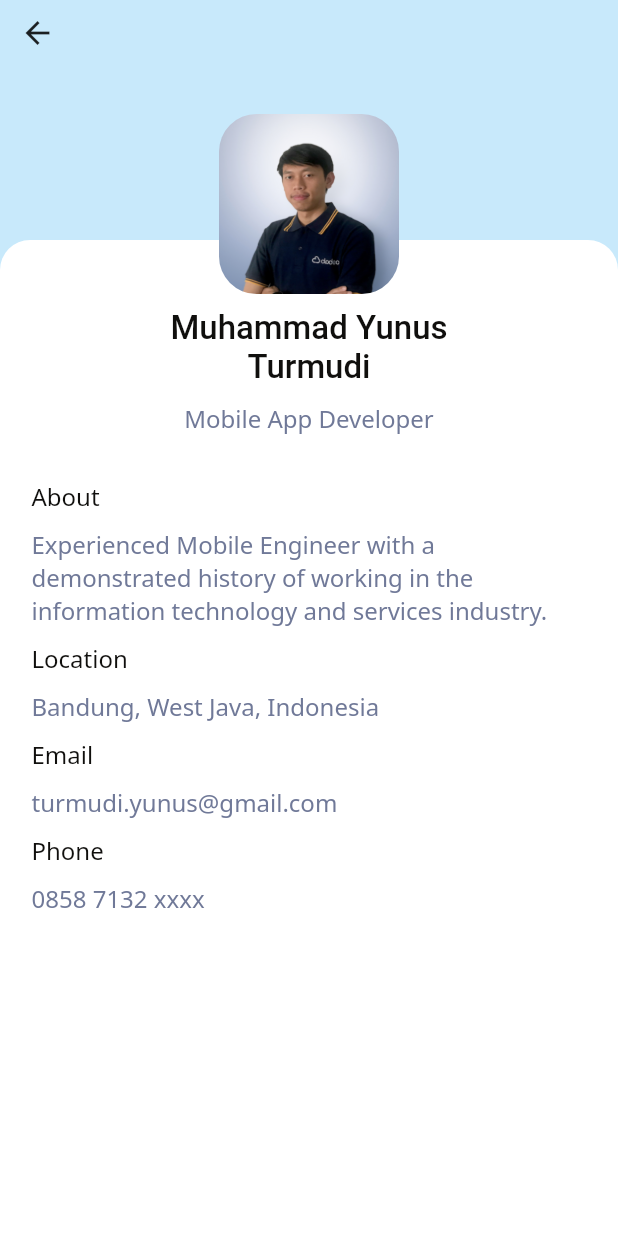
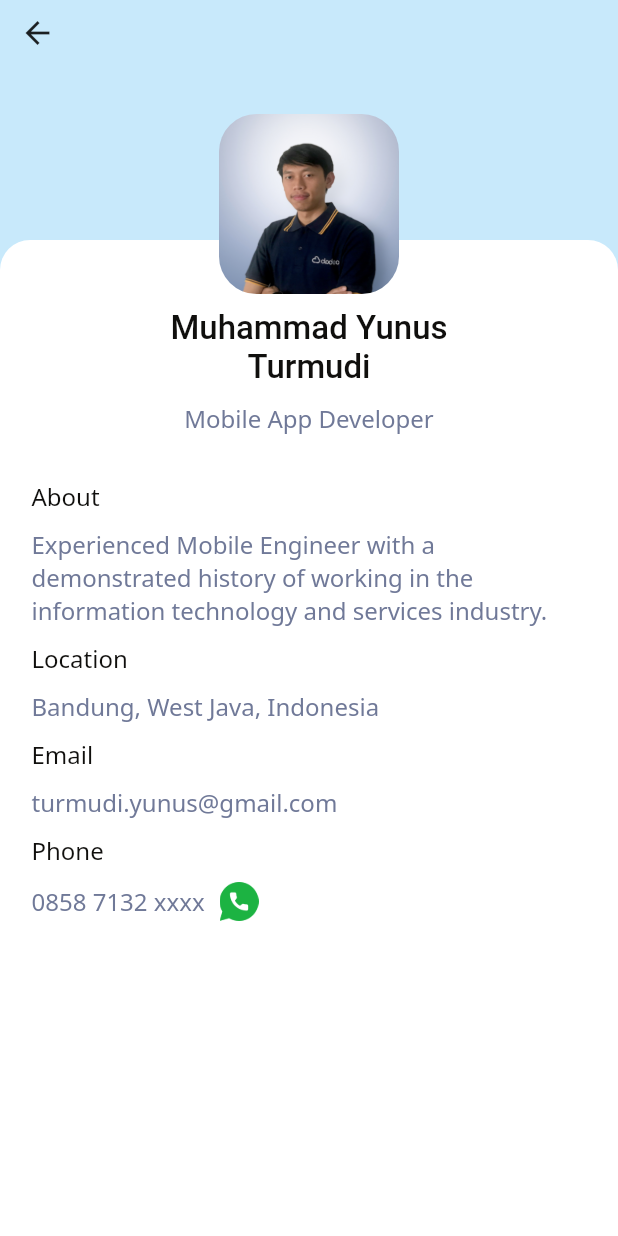
Before and after one commit to myunusss/mobile_portofolio_yunus, a Flutter app: the AboutPage screen opened directly, on a phone screen of 412 x 824 dp. Run offline on Flutter 3.47's test engine with Material 2 defaults, Android fonts, the phone set to English and light mode, and no system bars; Roboto replaces fonts that are missing (NotoSansJp).

Commit message:
Add url launcher for open whatsapp

```diff
--- a/lib/ui/pages/about_page.dart
+++ b/lib/ui/pages/about_page.dart
@@ -1,5 +1,6 @@
 import 'package:flutter/material.dart';
 import 'package:portofolio_yunus/theme.dart';
+import 'package:url_launcher/url_launcher.dart';
 
 class AboutPage extends StatelessWidget {
   @override
@@ -75,7 +76,17 @@ class AboutPage extends StatelessWidget {
                               SizedBox(height: 10,),
                               Text('Phone', style: labelTextStyle),
                               SizedBox(height: 10,),
-                              Text('0858 7132 xxxx', style: valueTextStyle),
+                              Row(
+                                crossAxisAlignment: CrossAxisAlignment.center,
+                                children: [
+                                  Text('0858 7132 xxxx', style: valueTextStyle),
+                                  SizedBox(width: 10,),
+                                  InkWell(
+                                    onTap: () => _launchURL(context),
+                                    child: Image.asset('lib/assets/images/whatsapp.png', width: 26, height: 26, fit: BoxFit.cover,),
+                                  )
+                                ],
+                              )
                             ],
                           ),
                         )
@@ -90,4 +101,8 @@ class AboutPage extends StatelessWidget {
       ),
     );
   }
+
+  void _launchURL(context) async => await canLaunch('whatsapp://send?phone=085871321037') ? await launch('whatsapp://send?phone=085871321037') : ScaffoldMessenger.of(context).showSnackBar(SnackBar(
+    content: Text("Cannot open whatsapp://send?phone=085871321037"),
+  ));
 }
```
Also changed, not shown: pubspec.yaml (+1 -8 lines), lib/assets/images/whatsapp.png (added), pubspec.lock, 8 other files.
